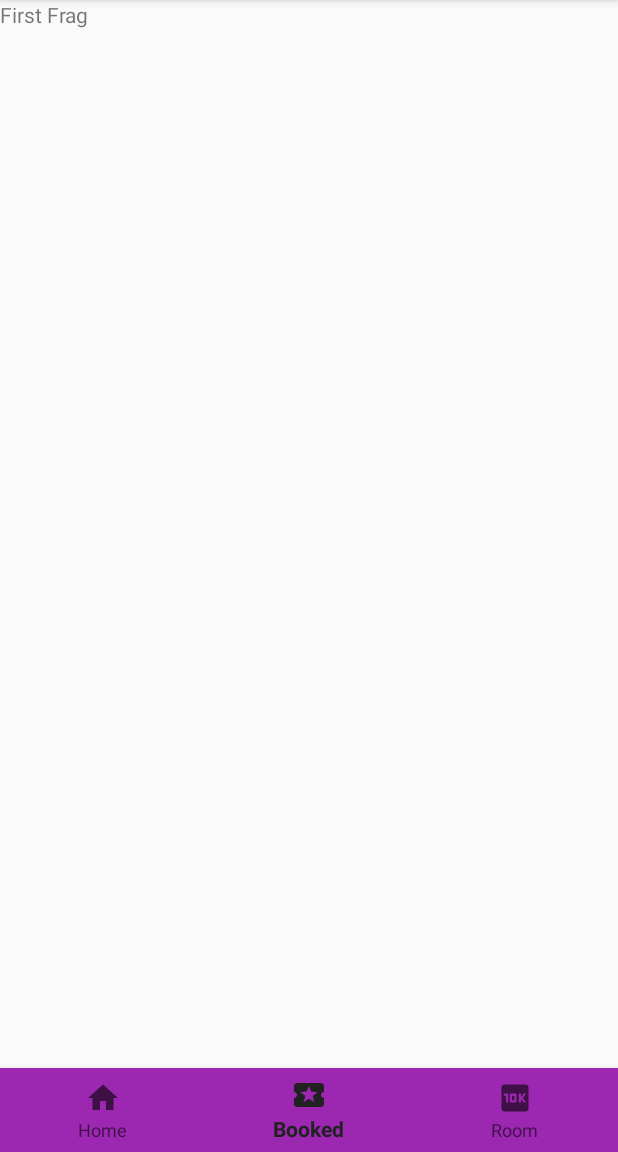
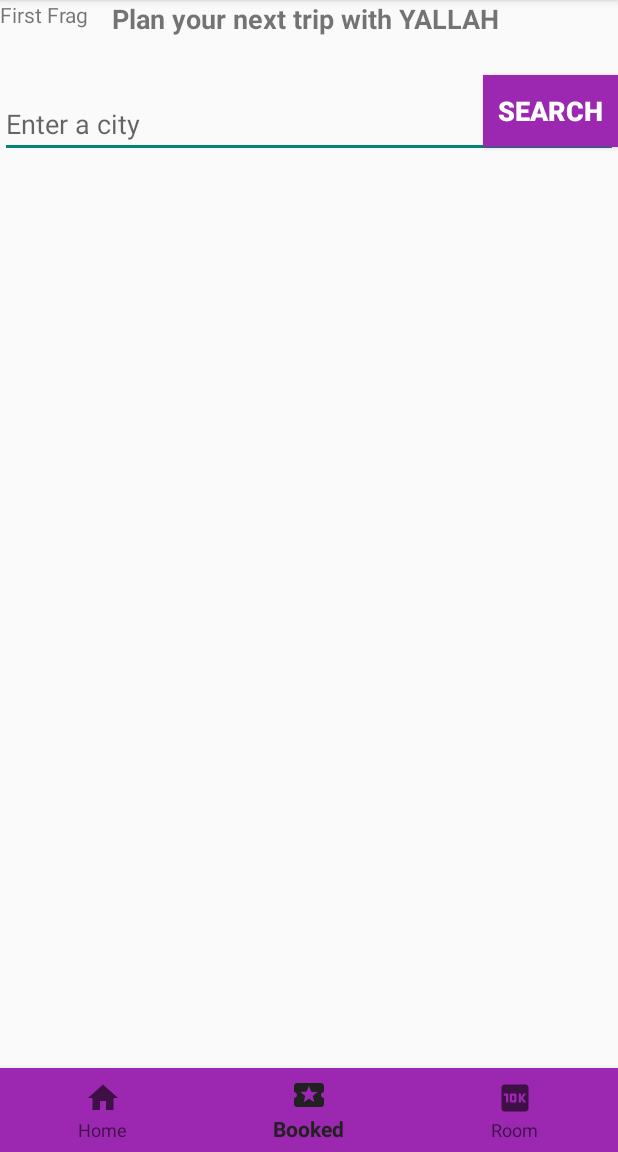
Before and after one commit to saber0amine/YLH_Mobile_V, an Android app: the HomeActivity screen opened directly, with no data from a screen before it, item 2 of the bottom bar chosen, on a phone screen of 412 x 824 dp, the part 84-1236 px from its top. Run offline under Robolectric (Android 15) with nearby library versions, the phone set to English and light mode, and no system bars.

Commit message:
before using RecyclerView with cards

```diff
--- a/app/src/main/res/layout/home.xml
+++ b/app/src/main/res/layout/home.xml
@@ -17,7 +17,46 @@
         app:layout_constraintStart_toStartOf="parent"
         app:layout_constraintTop_toTopOf="parent" >
 
+
+        <TextView
+            android:id="@+id/HomeText"
+            android:layout_width="match_parent"
+            android:layout_height="wrap_content"
+            android:text="Plan your next trip with YALLAH "
+            android:textSize="18dp"
+            android:textStyle="bold"
+            android:gravity="center"
+            />
+
+        <EditText
+            android:layout_width="match_parent"
+            android:layout_height="wrap_content"
+            android:layout_marginTop="60dp"
+            android:hint="Enter a city"
+
+
+            />
+
+        <Button
+            android:id="@+id/search_button"
+            android:layout_width="wrap_content"
+            android:layout_height="wrap_content"
+            android:layout_gravity="right"
+            android:layout_marginTop="50dp"
+
+            android:background="@color/colorPrimary"
+            android:padding="10dp"
+            android:text="Search"
+            android:textColor="@android:color/white"
+            android:textSize="18dp"
+            android:textStyle="bold" />
+        <ListView
+            android:layout_width="wrap_content"
+            android:layout_height="wrap_content"
+            />
+
     </FrameLayout>
+
 
     <com.google.android.material.bottomnavigation.BottomNavigationView
         android:id="@+id/bottomNavigationView"
```
